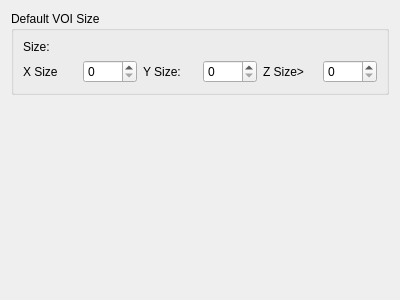
This is plugins/VolumeOfInterest/VOIPreferences.ui in FelixdelasPozas/EspINA as Qt 5 draws it before an edit. The edited form follows.
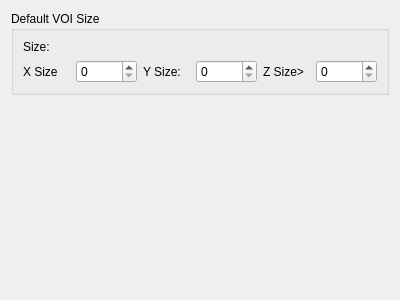
This is the edited form.

```diff
--- a/plugins/VolumeOfInterest/VOIPreferences.ui
+++ b/plugins/VolumeOfInterest/VOIPreferences.ui
@@ -38,6 +38,9 @@
         </item>
         <item>
          <widget class="QSpinBox" name="xSize">
+          <property name="maximum">
+           <number>10000</number>
+          </property>
           <property name="singleStep">
            <number>2</number>
           </property>
@@ -52,6 +55,9 @@
         </item>
         <item>
          <widget class="QSpinBox" name="ySize">
+          <property name="maximum">
+           <number>10000</number>
+          </property>
           <property name="singleStep">
            <number>2</number>
           </property>
@@ -66,6 +72,9 @@
         </item>
         <item>
          <widget class="QSpinBox" name="zSize">
+          <property name="maximum">
+           <number>10000</number>
+          </property>
           <property name="singleStep">
            <number>2</number>
           </property>
```
